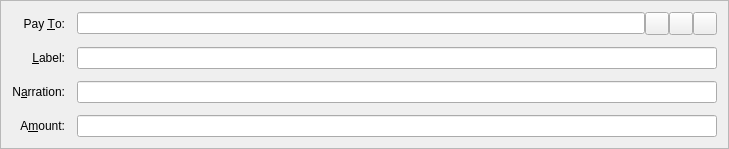
aurovine/AudioCoin, file src/qt/forms/sendcoinsentry.ui: the form before one commit.
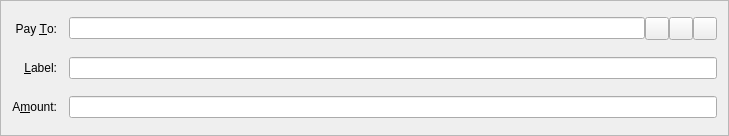
The form after the commit. Icons and pictures are not drawn. Custom widgets are drawn as their Qt base class.

Diff of the .ui file:
```diff
--- a/src/qt/forms/sendcoinsentry.ui
+++ b/src/qt/forms/sendcoinsentry.ui
@@ -23,7 +23,7 @@
    <property name="spacing">
     <number>12</number>
    </property>
-   <item row="6" column="0">
+   <item row="5" column="0">
     <widget class="QLabel" name="label">
      <property name="text">
       <string>A&amp;mount:</string>
@@ -49,52 +49,9 @@
      </property>
     </widget>
    </item>
-   <item row="6" column="1">
-    <widget class="BitcoinAmountField" name="payAmount"/>
-   </item>
-   <item row="4" column="1">
-    <layout class="QHBoxLayout" name="horizontalLayout_2">
-     <property name="spacing">
-      <number>0</number>
-     </property>
-     <item>
-      <widget class="QValidatedLineEdit" name="addAsLabel">
-       <property name="enabled">
-        <bool>true</bool>
-       </property>
-       <property name="toolTip">
-        <string>Enter a label for this address to add it to your address book</string>
-       </property>
-      </widget>
-     </item>
-    </layout>
-   </item>
-   <item row="5" column="0">
-    <widget class="QLabel" name="label">
-     <property name="text">
-      <string>N&amp;arration:</string>
-     </property>
-     <property name="alignment">
-      <set>Qt::AlignRight|Qt::AlignTrailing|Qt::AlignVCenter</set>
-     </property>
-     <property name="buddy">
-      <cstring>narration</cstring>
-     </property>
-    </widget>
-   </item>
    <item row="5" column="1">
-    <widget class="QValidatedLineEdit" name="narration">
-       <property name="enabled">
-        <bool>true</bool>
-       </property>
-       <property name="toolTip">
-        <string>Enter a short note to send with payment (max 24 characters)</string>
-       </property>
-    </widget>
-    
+    <widget class="BitcoinAmountField" name="payAmount"/>
    </item>
-   
-   
    <item row="4" column="0">
     <widget class="QLabel" name="label_4">
      <property name="text">
@@ -173,6 +130,13 @@
      </item>
     </layout>
    </item>
+   <item row="4" column="1">
+    <widget class="QValidatedLineEdit" name="addAsLabel">
+     <property name="toolTip">
+      <string>Enter a label for this address to add it to your address book</string>
+     </property>
+    </widget>
+   </item>
   </layout>
  </widget>
  <customwidgets>
```
Left out of the diff: 2 changed lines with no effect on the pictures.
